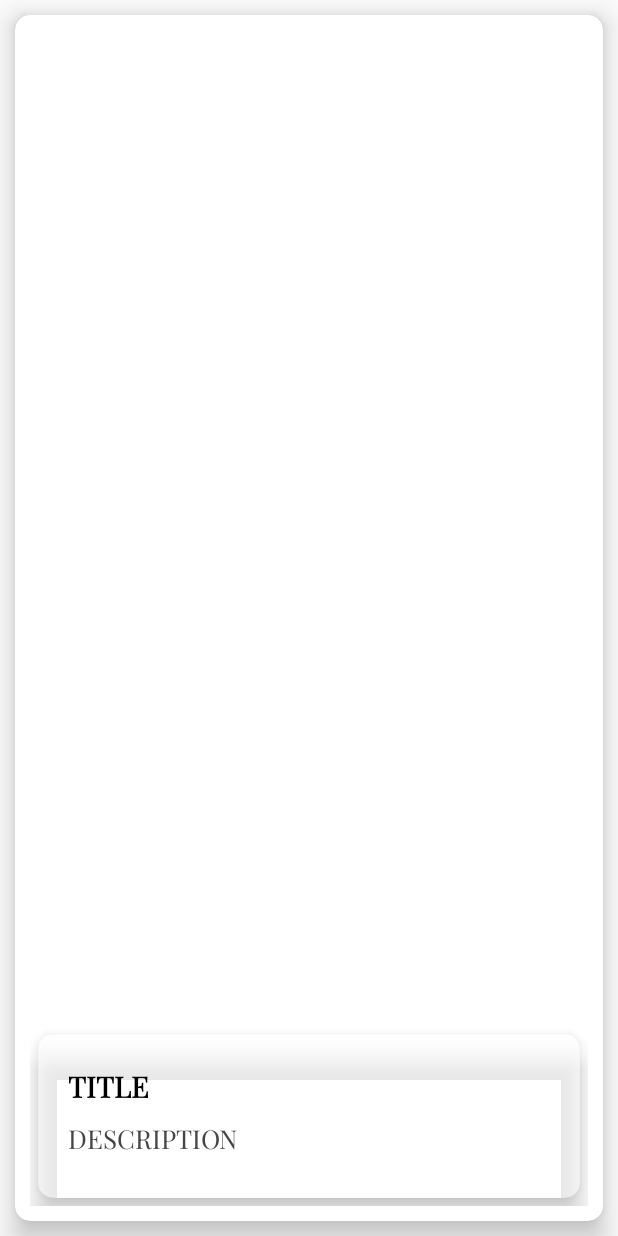
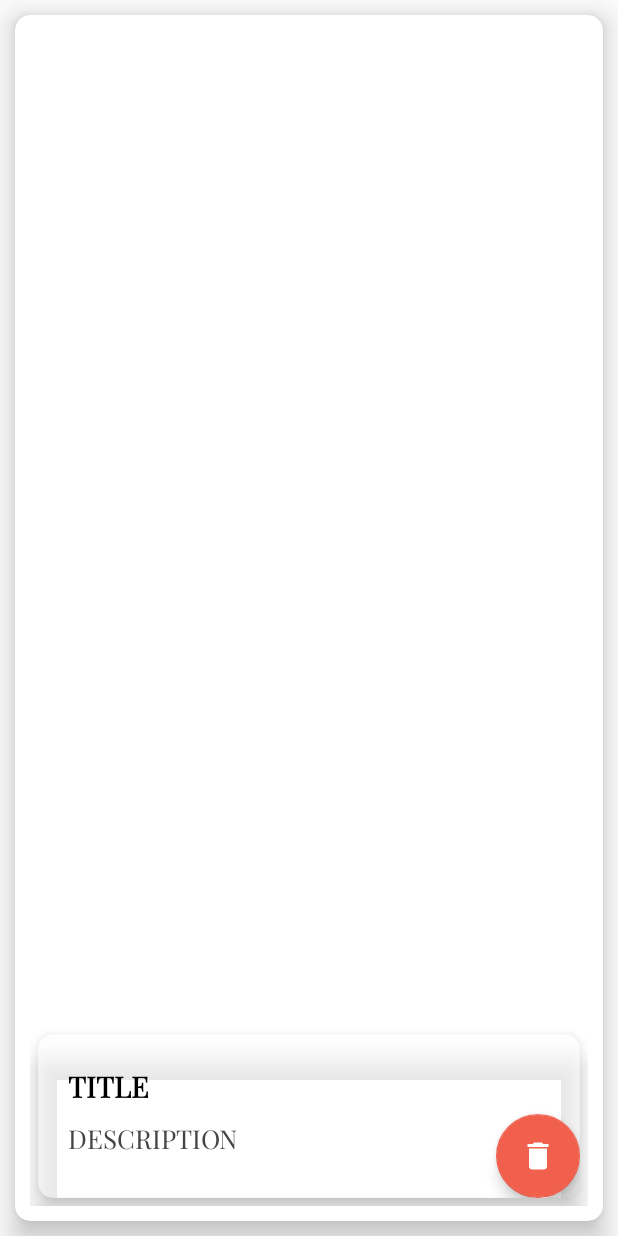
Before and after one commit to chaimaaelkouch/Application_mobile_News, an Android app: the layout item_favor.xml on its own in the app's theme, with its tools: preview values and no code run, on a phone screen of 412 x 824 dp. Run offline under Robolectric (Android 15) with nearby library versions, the phone set to English and light mode, and no system bars.

Commit message:
Ajouter delete article

```diff
--- a/app/src/main/res/layout/fragment_favories.xml
+++ b/app/src/main/res/layout/fragment_favories.xml
@@ -20,7 +20,10 @@
         app:layout_constraintHorizontal_bias="0.0"
         app:layout_constraintStart_toStartOf="parent"
         app:layout_constraintTop_toTopOf="parent"
-        app:layout_constraintVertical_bias="1.0" />
+        app:layout_constraintVertical_bias="1.0"
+        />
+
+
 
 
 </androidx.constraintlayout.widget.ConstraintLayout>
--- a/app/src/main/res/layout/item_favor.xml
+++ b/app/src/main/res/layout/item_favor.xml
@@ -60,9 +60,19 @@
                     android:text="DESCRIPTION" />
 
             </LinearLayout>
-
+            <com.google.android.material.floatingactionbutton.FloatingActionButton
+                android:id="@+id/fav"
+                android:layout_width="wrap_content"
+                android:layout_height="wrap_content"
+                android:layout_alignParentEnd="true"
+                android:layout_alignParentBottom="true"
+                android:layout_gravity="bottom|end"
+                android:layout_marginEnd="0dp"
+                android:layout_marginBottom="0dp"
+                android:src="@drawable/delete"
+                app:backgroundTint="@color/lightpink"
+                app:fabSize="normal" />
         </androidx.cardview.widget.CardView>
-
 
 
 
```
Also changed, not shown: app/src/main/java/ma/ac/ensas/mini_projet/DBHelper.kt (+26 -0 lines), app/src/main/java/ma/ac/ensas/mini_projet/FavoriesAdapter.kt (+26 -1 lines), app/src/main/java/ma/ac/ensas/mini_projet/FavoriesFragment.kt (+13 -4 lines).
